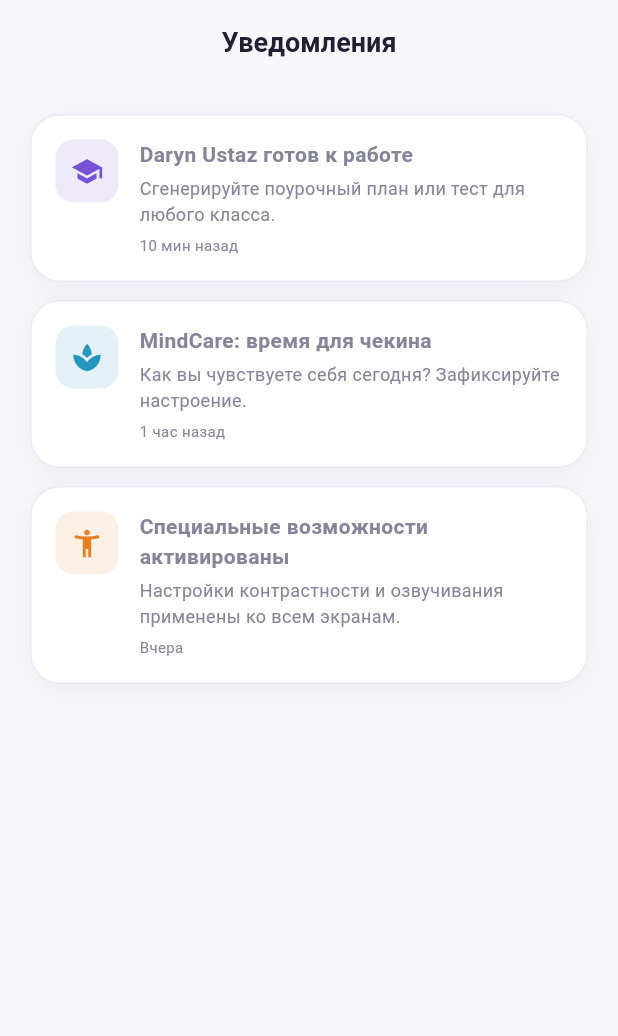
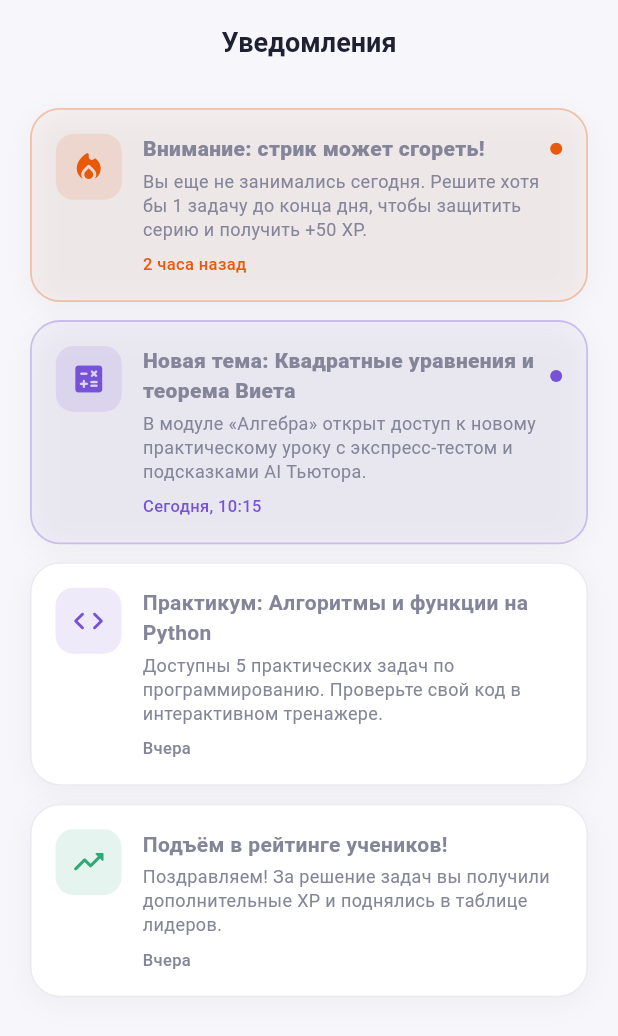
Before and after one commit to LAleinore/EDDTECH, a Flutter app: the NotificationsScreen screen opened by its route, on a phone screen of 412 x 824 dp. Shown: the top 1036 px of the screen. Run offline on Flutter 3.47's test engine with Material 3 defaults, Android fonts, the phone set to English and light mode, and no system bars; our stand-ins replace dio, flutter_riverpod, flutter_secure_storage, flutter_tts, go_router, shared_preferences and 1 more; accounts and stored records are empty.

Commit message:
fix student name personalization, add edit profile dialog, and replace notifications with educational topic alerts and streak reminders

```diff
--- a/lib/features/gamification/presentation/achievements_screen.dart
+++ b/lib/features/gamification/presentation/achievements_screen.dart
@@ -549,7 +549,9 @@ class _AchievementsScreenState extends ConsumerState<AchievementsScreen>
                     crossAxisAlignment: CrossAxisAlignment.start,
                     children: [
                       Text(
-                        student.name,
+                        student.isCurrentUser
+                            ? '${(currentUserName != null && currentUserName.isNotEmpty) ? currentUserName : student.name.replaceAll(" (Вы)", "")} (Вы)'
+                            : student.name,
                         maxLines: 1,
                         overflow: TextOverflow.ellipsis,
                         style: TextStyle(
--- a/lib/features/notifications/presentation/notifications_screen.dart
+++ b/lib/features/notifications/presentation/notifications_screen.dart
@@ -10,43 +10,69 @@ class NotificationsScreen extends StatelessWidget {
   Widget build(BuildContext context) {
     final notifications = [
       {
-        'title': 'Daryn Ustaz готов к работе',
-        'desc': 'Сгенерируйте поурочный план или тест для любого класса.',
-        'time': '10 мин назад',
-        'icon': Icons.school,
-        'color': AppColors.teacherAccent,
-        'route': '/teacher/lesson-generator',
+        'title': 'Внимание: стрик может сгореть!',
+        'desc':
+            'Вы еще не занимались сегодня. Решите хотя бы 1 задачу до конца дня, чтобы защитить серию и получить +50 XP.',
+        'time': '2 часа назад',
+        'icon': Icons.local_fire_department_rounded,
+        'color': const Color(0xFFE8590C),
+        'route': '/learning',
+        'isUnread': true,
       },
       {
-        'title': 'MindCare: время для чекина',
-        'desc': 'Как вы чувствуете себя сегодня? Зафиксируйте настроение.',
-        'time': '1 час назад',
-        'icon': Icons.spa,
-        'color': AppColors.mindcareAccent,
-        'route': '/mindcare/mood',
+        'title': 'Новая тема: Квадратные уравнения и теорема Виета',
+        'desc':
+            'В модуле «Алгебра» открыт доступ к новому практическому уроку с экспресс-тестом и подсказками AI Тьютора.',
+        'time': 'Сегодня, 10:15',
+        'icon': Icons.calculate_rounded,
+        'color': AppColors.primary,
+        'route': '/learning',
+        'isUnread': true,
       },
       {
-        'title': 'Специальные возможности активированы',
+        'title': 'Практикум: Алгоритмы и функции на Python',
         'desc':
-            'Настройки контрастности и озвучивания применены ко всем экранам.',
+            'Доступны 5 практических задач по программированию. Проверьте свой код в интерактивном тренажере.',
         'time': 'Вчера',
-        'icon': Icons.accessibility_new,
-        'color': AppColors.inclusiveAccent,
-        'route': '/inclusive/accessibility',
+        'icon': Icons.code_rounded,
+        'color': AppColors.teacherAccent,
+        'route': '/learning',
+        'isUnread': false,
+      },
+      {
+        'title': 'Подъём в рейтинге учеников!',
+        'desc':
+            'Поздравляем! За решение задач вы получили дополнительные XP и поднялись в таблице лидеров.',
+        'time': 'Вчера',
+        'icon': Icons.trending_up_rounded,
+        'color': AppColors.success,
+        'route': '/achievements',
+        'isUnread': false,
       },
     ];
 
     return Scaffold(
-      appBar: AppBar(title: const Text('Уведомления')),
+      appBar: AppBar(
+        title: const Text(
+          'Уведомления',
+          style: TextStyle(fontWeight: FontWeight.w700),
+        ),
+      ),
       body: SafeArea(
         child: ListView.separated(
-          padding: const EdgeInsets.all(20),
+          padding: const EdgeInsets.symmetric(horizontal: 20, vertical: 16),
           itemCount: notifications.length,
           separatorBuilder: (_, __) => const SizedBox(height: 12),
           itemBuilder: (context, index) {
             final item = notifications[index];
+            final isUnread = item['isUnread'] as bool? ?? false;
+
             return AppCard(
               padding: const EdgeInsets.all(16),
+              color: isUnread ? (item['color'] as Color).withOpacity(0.04) : null,
+              border: isUnread
+                  ? Border.all(color: (item['color'] as Color).withOpacity(0.3), width: 1.2)
+                  : null,
               onTap: () => context.push(item['route'] as String),
               child: Row(
                 crossAxisAlignment: CrossAxisAlignment.start,
@@ -60,7 +86,7 @@ class NotificationsScreen extends StatelessWidget {
                     child: Icon(
                       item['icon'] as IconData,
                       color: item['color'] as Color,
-                      size: 22,
+                      size: 24,
                     ),
                   ),
                   const SizedBox(width: 14),
@@ -68,12 +94,29 @@ class NotificationsScreen extends StatelessWidget {
                     child: Column(
                       crossAxisAlignment: CrossAxisAlignment.start,
                       children: [
-                        Text(
-                          item['title'] as String,
-                          style: const TextStyle(
-                            fontWeight: FontWeight.w700,
-                            fontSize: 14,
-                          ),
+                        Row(
+                          children: [
+                            Expanded(
+                              child: Text(
+                                item['title'] as String,
+                                style: TextStyle(
+                                  fontWeight: isUnread ? FontWeight.w800 : FontWeight.w700,
+                                  fontSize: 14,
+                                ),
+                              ),
+                            ),
+                            if (isUnread) ...[
+                              const SizedBox(width: 6),
+                              Container(
+                                width: 8,
+                                height: 8,
+                                decoration: BoxDecoration(
+                                  color: item['color'] as Color,
+                                  shape: BoxShape.circle,
+                                ),
+                              ),
+                            ],
+                          ],
                         ),
                         const SizedBox(height: 4),
                         Text(
@@ -81,14 +124,16 @@ class NotificationsScreen extends StatelessWidget {
                           style: const TextStyle(
                             fontSize: 12,
                             color: AppColors.secondaryTextLight,
+                            height: 1.35,
                           ),
                         ),
-                        const SizedBox(height: 6),
+                        const SizedBox(height: 8),
                         Text(
                           item['time'] as String,
-                          style: const TextStyle(
-                            fontSize: 10,
-                            color: AppColors.secondaryTextLight,
+                          style: TextStyle(
+                            fontSize: 11,
+                            fontWeight: FontWeight.w500,
+                            color: isUnread ? (item['color'] as Color) : AppColors.secondaryTextLight,
                           ),
                         ),
                       ],
```
Also changed, not shown: lib/features/auth/data/auth_repository.dart (+18 -8 lines), lib/features/profile/presentation/profile_screen.dart (+93 -6 lines).
